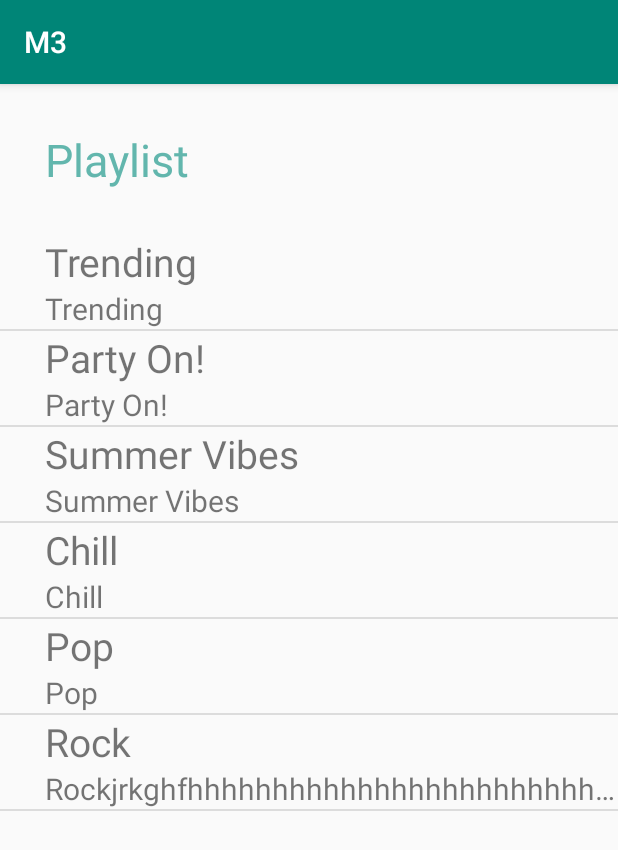
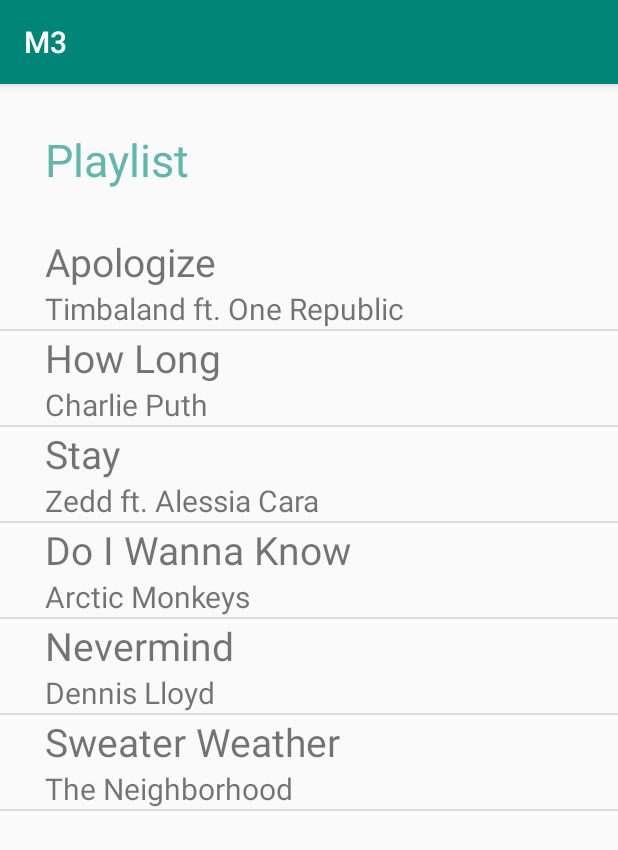
Before and after one commit to ShaniAvraham/M3, an Android app: the PlaylistActivity screen opened directly, with no data from a screen before it, on a phone screen of 412 x 824 dp. Shown: the top 850 px of the screen. Run offline under Robolectric (Android 15) with nearby library versions, the phone set to English and light mode, and no system bars.

Commit message:
minor changes in app design

```diff
--- a/app/src/main/java/com/example/demo/appdemo/PlaylistActivity.java
+++ b/app/src/main/java/com/example/demo/appdemo/PlaylistActivity.java
@@ -15,21 +15,21 @@
         setContentView(R.layout.activity_playlist);
 
         String[] songs = {
-                "Trending",
-                "Party On!",
-                "Summer Vibes",
-                "Chill",
-                "Pop",
-                "Rock",
+                "Apologize",
+                "How Long",
+                "Stay",
+                "Do I Wanna Know",
+                "Nevermind",
+                "Sweater Weather",
         };
 
         String[] artists = {
-                "Trending",
-                "Party On!",
-                "Summer Vibes",
-                "Chill",
-                "Pop",
-                "Rockjrkghfhhhhhhhhhhhhhhhhhhhhhhhhhhhhhhhhhhhhhhhhhhhjjjjjjjjjjjj",
+                "Timbaland ft. One Republic",
+                "Charlie Puth",
+                "Zedd ft. Alessia Cara",
+                "Arctic Monkeys",
+                "Dennis Lloyd",
+                "The Neighborhood",
         };
         ListView listview;
 
```
